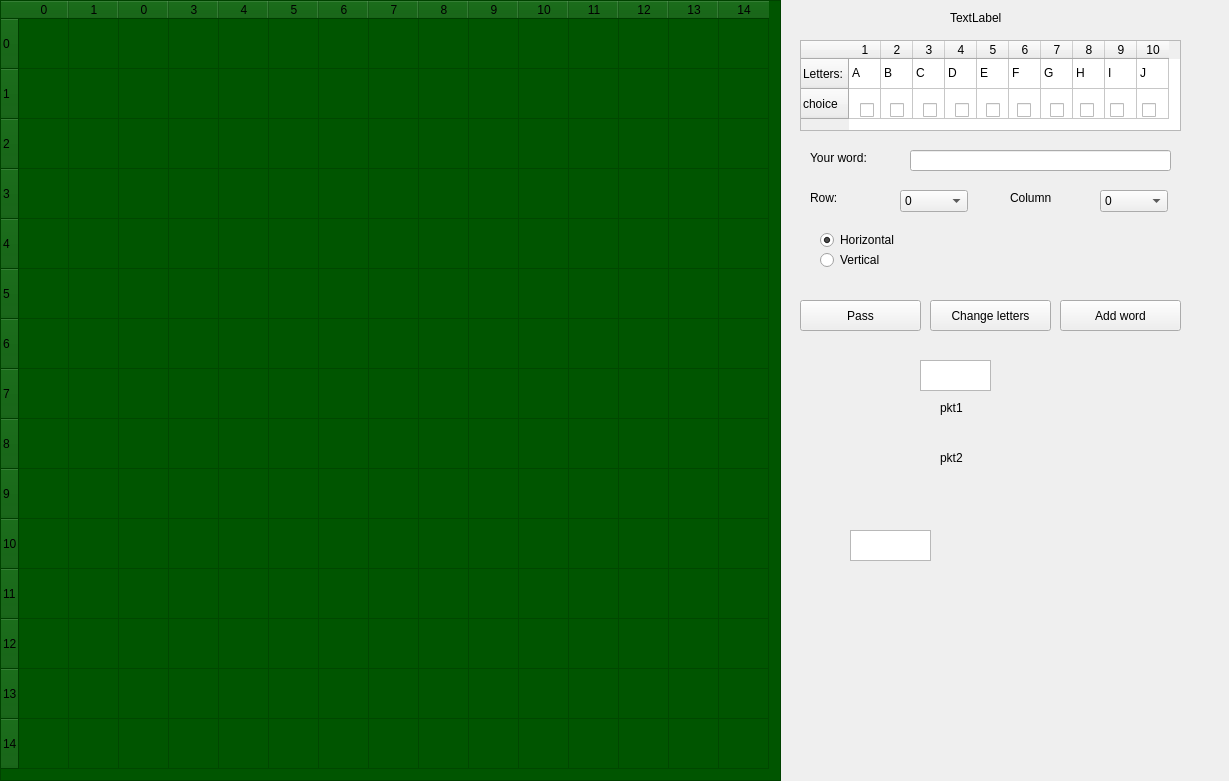
The window that Scrabble_GUI/Game_GUI.ui (sobolak/scrabble) describes before a commit, drawn with Qt 5.
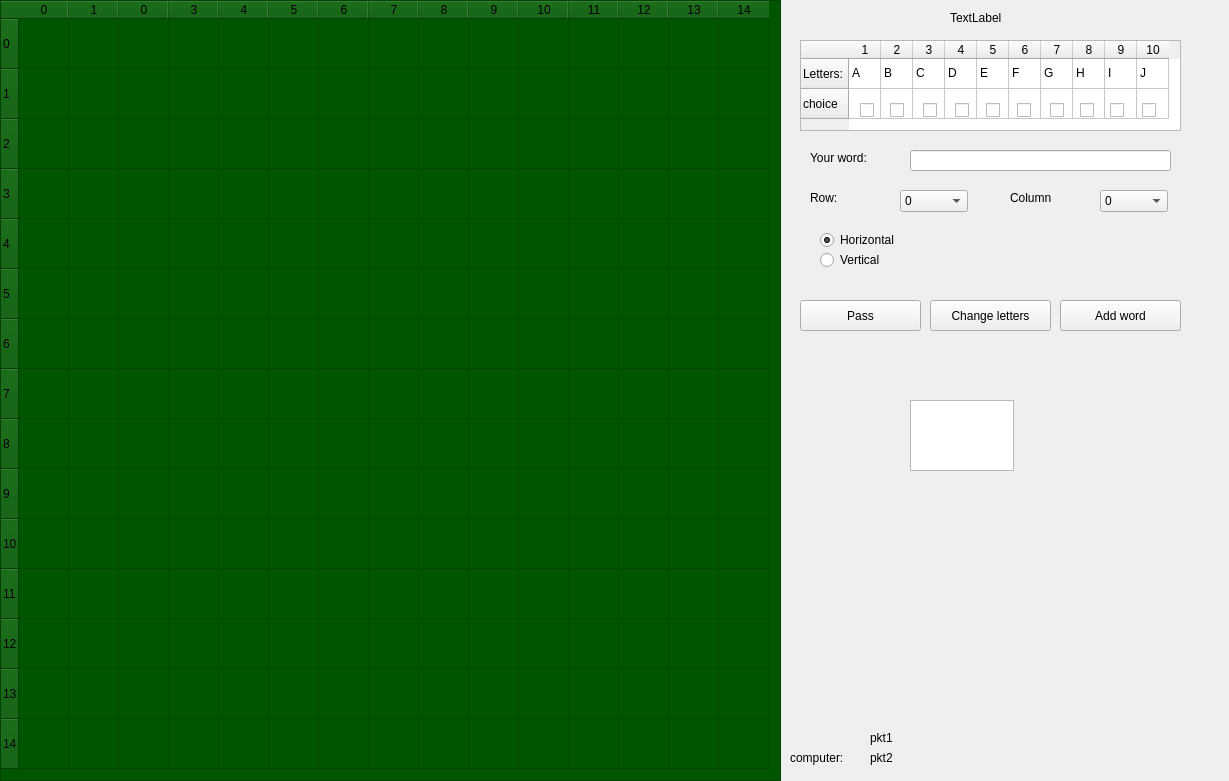
The same window after the commit.

Patch:
```diff
--- a/Scrabble_GUI/Game_GUI.ui
+++ b/Scrabble_GUI/Game_GUI.ui
@@ -3044,9 +3044,9 @@
   <widget class="QLabel" name="label_name1">
    <property name="geometry">
     <rect>
-     <x>830</x>
-     <y>400</y>
-     <width>81</width>
+     <x>790</x>
+     <y>730</y>
+     <width>61</width>
      <height>16</height>
     </rect>
    </property>
@@ -3057,22 +3057,22 @@
   <widget class="QLabel" name="label_name2">
    <property name="geometry">
     <rect>
-     <x>830</x>
-     <y>450</y>
-     <width>81</width>
+     <x>790</x>
+     <y>750</y>
+     <width>61</width>
      <height>16</height>
     </rect>
    </property>
    <property name="text">
-    <string>&lt;nick2&gt;</string>
+    <string>computer:</string>
    </property>
   </widget>
   <widget class="QLabel" name="label_points1">
    <property name="geometry">
     <rect>
-     <x>940</x>
-     <y>400</y>
-     <width>81</width>
+     <x>870</x>
+     <y>730</y>
+     <width>51</width>
      <height>16</height>
     </rect>
    </property>
@@ -3083,9 +3083,9 @@
   <widget class="QLabel" name="label_points2">
    <property name="geometry">
     <rect>
-     <x>940</x>
-     <y>450</y>
-     <width>81</width>
+     <x>870</x>
+     <y>750</y>
+     <width>51</width>
      <height>16</height>
     </rect>
    </property>
@@ -3249,23 +3249,13 @@
     <string/>
    </property>
   </widget>
-  <widget class="QTextEdit" name="player_point">
-   <property name="geometry">
-    <rect>
-     <x>920</x>
-     <y>360</y>
-     <width>71</width>
-     <height>31</height>
-    </rect>
-   </property>
-  </widget>
   <widget class="QTextEdit" name="textEdit">
    <property name="geometry">
     <rect>
-     <x>850</x>
-     <y>530</y>
-     <width>81</width>
-     <height>31</height>
+     <x>910</x>
+     <y>400</y>
+     <width>104</width>
+     <height>71</height>
     </rect>
    </property>
   </widget>
```
Left out of the diff: 6 changed lines with no effect on the pictures.
